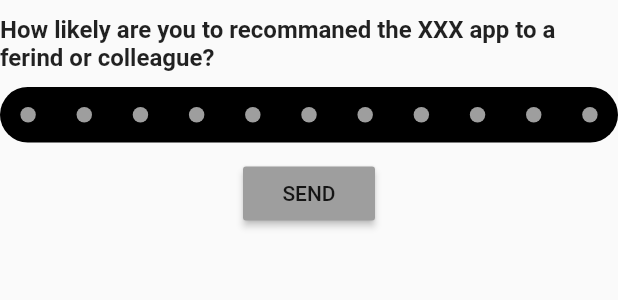
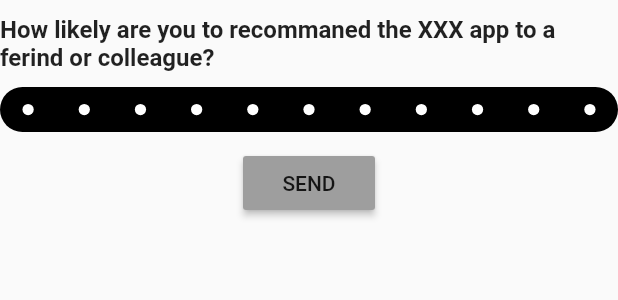
Before and after one commit to Applitom/flutter_net_promoter_score, a Flutter app: the NpsSelectScoreWidget widget shown alone on an empty page, opened directly, on a phone screen of 412 x 824 dp. Shown: the top 300 px of the screen. Run offline on Flutter 3.47's test engine with Material 2 defaults, Android fonts, the phone set to English and light mode, and no system bars; statements that could not run were skipped.

Commit message:
Score slider WIP

```diff
--- a/lib/widgets/nps_select_score_widget.dart
+++ b/lib/widgets/nps_select_score_widget.dart
@@ -43,6 +43,7 @@ class NpsSelectScoreWidgetState extends State<NpsSelectScoreWidget> {
         ),
         ScoreSlider(
           maxScore: 10,
+          minScore: 0,
           score: _currentScore,
           onScorChanged: (int newScore) {
             setState(() => _currentScore = newScore);
--- a/lib/widgets/score_slider.dart
+++ b/lib/widgets/score_slider.dart
@@ -1,11 +1,27 @@
 import 'package:flutter/material.dart';
 
 class ScoreSlider extends StatefulWidget {
+  final double height;
   final int score;
   final int maxScore;
+  final int minScore;
+  final Color thumbColor;
+  final Color scoreDotColor;
+  final Color backgroundColor;
+
   final Function(int value) onScorChanged;
 
-  ScoreSlider({@required this.maxScore, this.score, this.onScorChanged});
+  ScoreSlider({
+    @required this.maxScore,
+    @required this.minScore,
+    this.score,
+    this.onScorChanged,
+    this.height = 30,
+    this.thumbColor = Colors.white,
+    this.scoreDotColor = Colors.white,
+    this.backgroundColor = Colors.black,
+  })  : assert(maxScore != null),
+        assert(minScore != null);
 
   @override
   State<StatefulWidget> createState() => ScoreSliderState();
@@ -13,9 +29,6 @@ class ScoreSlider extends StatefulWidget {
 
 class ScoreSliderState extends State<ScoreSlider> {
   int _currentScore;
-  Color _backgroundColor = Colors.black;
-  Color _valueDotsColor = Colors.grey;
-  Color _thumbColor = Colors.indigo;
 
   @override
   void initState() {
@@ -26,13 +39,13 @@ class ScoreSliderState extends State<ScoreSlider> {
   List<Widget> _dots(BoxConstraints size) {
     List<Widget> dots = List<Widget>();
 
-    double width = size.maxWidth / (this.widget.maxScore + 1);
-    double selectedScoreWidth = size.maxWidth / this.widget.maxScore / 1.5;
-    double dotWidth = size.maxWidth / this.widget.maxScore / 4;
+    double width = size.maxWidth / (this.widget.maxScore - this.widget.minScore + 1);
+    double selectedScoreWidth = this.widget.height * 0.75;
+    double dotWidth = this.widget.height * 0.25;
 
-    for (var i = 0; i <= this.widget.maxScore; i++) {
+    for (var i = this.widget.minScore; i <= this.widget.maxScore; i++) {
+
       double currentWidth = i == _currentScore ? selectedScoreWidth : dotWidth;
-
       dots.add(
         Container(
           width: width,
@@ -41,8 +54,9 @@ class ScoreSliderState extends State<ScoreSlider> {
               width: currentWidth,
               height: currentWidth,
               child: CircleAvatar(
-                backgroundColor:
-                    i == _currentScore ? _thumbColor : _valueDotsColor,
+                backgroundColor: i == _currentScore
+                    ? this.widget.thumbColor
+                    : this.widget.scoreDotColor,
               ),
             ),
           ),
@@ -55,9 +69,9 @@ class ScoreSliderState extends State<ScoreSlider> {
   }
 
   void _handlePanGesture(BoxConstraints size, Offset localPosition) {
-    double socreWidth = size.maxWidth / (this.widget.maxScore + 1);
+    double socreWidth = size.maxWidth / (this.widget.maxScore - this.widget.minScore + 1);
     double x = localPosition.dx;
-    int calculatedScore = x ~/ socreWidth;
+    int calculatedScore = (x ~/ socreWidth) + this.widget.minScore;
     if (calculatedScore != _currentScore &&
         calculatedScore <= this.widget.maxScore &&
         calculatedScore >= 0) {
@@ -86,10 +100,9 @@ class ScoreSliderState extends State<ScoreSlider> {
             child: Container(
               decoration: BoxDecoration(
                 borderRadius: BorderRadius.all(Radius.circular(100)),
-                color: _backgroundColor,
+                color: this.widget.backgroundColor,
               ),
-              height:
-                  (size.maxWidth / (this.widget.maxScore + 1)).roundToDouble(),
+              height: this.widget.height,
               child: Stack(
                 children: <Widget>[
                   Row(
```
